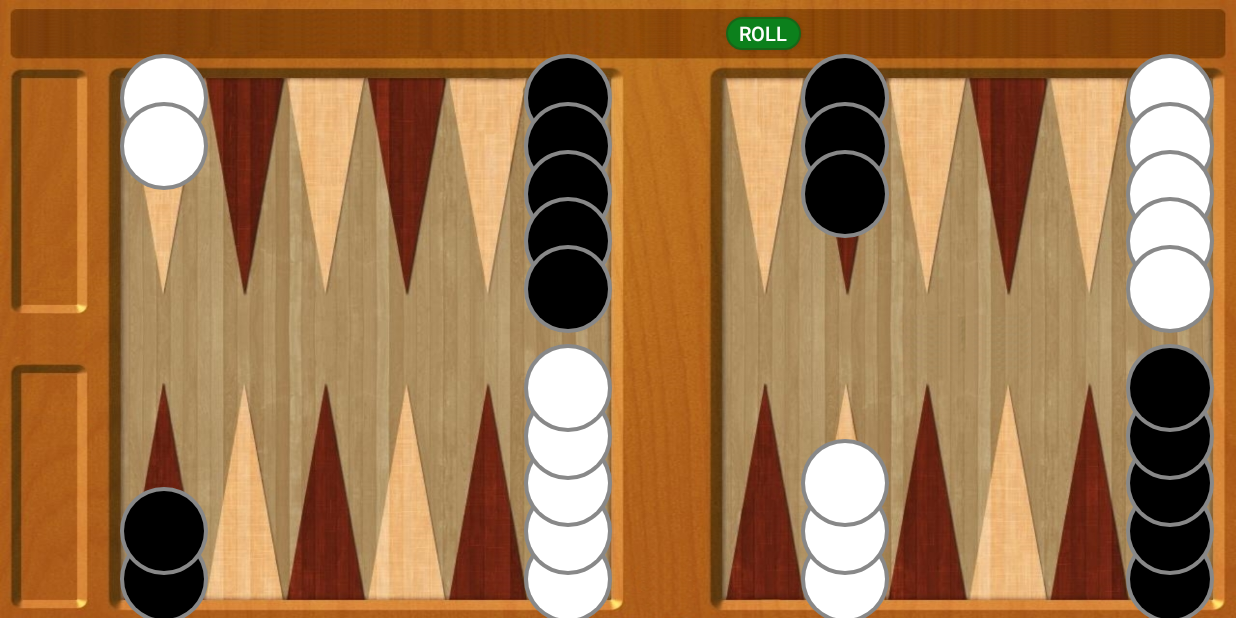
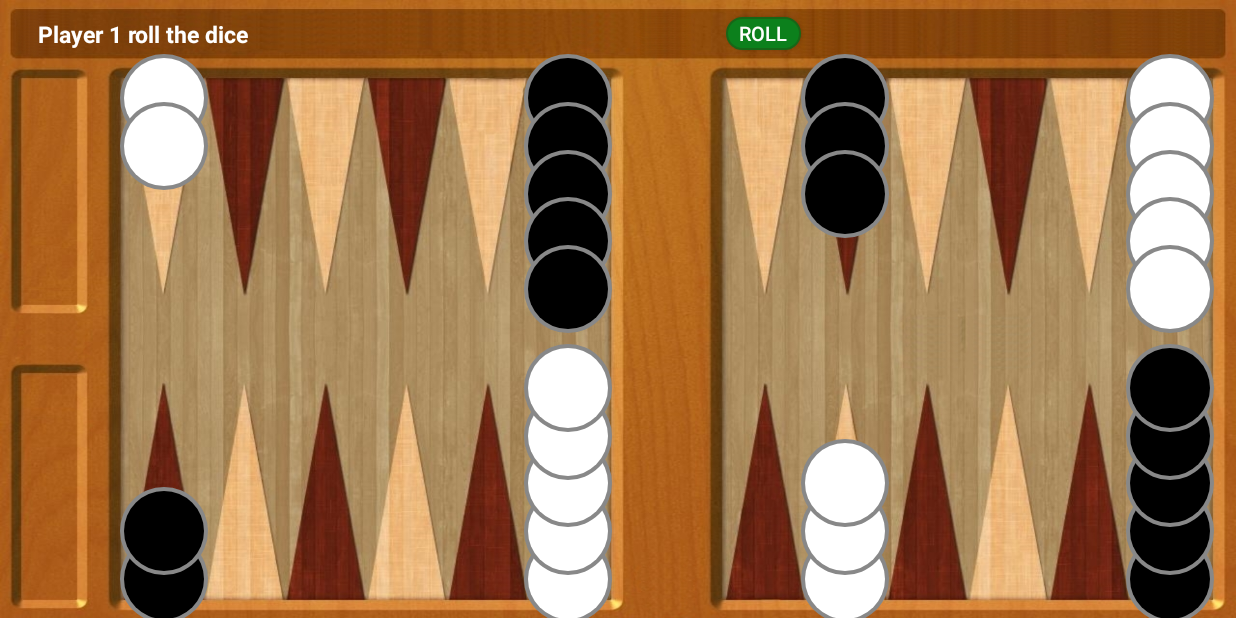
Before and after one commit to emanuilo/BACKGAMMON-ANDROID-GAME, an Android app: the GameCreationActivity screen opened directly, with no data from a screen before it, after a tap on "START", on a phone screen of 824 x 412 dp (held sideways). Run offline under Robolectric (Android 15) with nearby library versions, the phone set to English and light mode, and no system bars.

Commit message:
initial rolls, changing turns etc..

```diff
--- a/Projekat/app/src/main/java/com/example/emanu/pmu_projekat/Checker.java
+++ b/Projekat/app/src/main/java/com/example/emanu/pmu_projekat/Checker.java
@@ -5,11 +5,13 @@ import android.graphics.Color;
 import android.graphics.Paint;
 import android.support.annotation.NonNull;
 
+import java.io.Serializable;
+
 /**
  * Created by emanu on 3/12/2018.
  */
 
-public class Checker extends Figure {
+public class Checker extends Figure implements Serializable{
     public static final int RADIUS = 40;
     public static final double TRIANGLE_OFFSET = 0.0655;
     public static final double POSITION_OFFSET = 0.077;
@@ -22,8 +24,8 @@ public class Checker extends Figure {
     public static final double EDGE_OFFSET = 6 * 0.077;
 
 
-    private Paint grey = new Paint();
-    private Paint color;
+    private MyPaint grey = new MyPaint();
+    private MyPaint color;
     private int x, y;
     private int x2, y2;
     private String status;
@@ -32,7 +34,7 @@ public class Checker extends Figure {
     private boolean bearedOff;
 
 
-    public Checker(int x, int y, Paint color, int height, int width) {
+    public Checker(int x, int y, MyPaint color, int height, int width) {
         this.color = color;
         this.x = x;
         this.y = y;
--- a/Projekat/app/src/main/java/com/example/emanu/pmu_projekat/Computer.java
+++ b/Projekat/app/src/main/java/com/example/emanu/pmu_projekat/Computer.java
@@ -8,7 +8,7 @@ import android.graphics.Paint;
 
 public class Computer extends Player{
 
-    public Computer(String name, Paint color) {
+    public Computer(String name, MyPaint color) {
         super(name, color);
     }
 
--- a/Projekat/app/src/main/java/com/example/emanu/pmu_projekat/Dice.java
+++ b/Projekat/app/src/main/java/com/example/emanu/pmu_projekat/Dice.java
@@ -5,15 +5,17 @@ import android.graphics.Color;
 import android.graphics.Paint;
 import android.support.annotation.NonNull;
 
+import java.io.Serializable;
+
 /**
  * Created by emanu on 3/13/2018.
  */
 
-public class Dice extends Figure{
+public class Dice extends Figure implements Serializable{
     private int value;
     private boolean show;
-    private Paint color = new Paint();
-    private Paint black = new Paint();
+    private MyPaint color = new MyPaint();
+    private MyPaint black = new MyPaint();
     private int x1;
     private int x2;
     private int y1;
--- a/Projekat/app/src/main/java/com/example/emanu/pmu_projekat/Figure.java
+++ b/Projekat/app/src/main/java/com/example/emanu/pmu_projekat/Figure.java
@@ -12,6 +12,8 @@ import android.support.annotation.Nullable;
  */
 
 public abstract class Figure extends Drawable{
+
+    public void Figure(){}
 
     @Override
     public void setAlpha(int i) {
--- a/Projekat/app/src/main/java/com/example/emanu/pmu_projekat/GameCreationActivity.java
+++ b/Projekat/app/src/main/java/com/example/emanu/pmu_projekat/GameCreationActivity.java
@@ -77,6 +77,7 @@ public class GameCreationActivity extends AppCompatActivity {
         boolean isComputer = ((CheckBox)findViewById(R.id.checkBoxComputer)).isChecked() ? true : false;
 
         Intent intent = new Intent(this, StartedGameActivity.class);
+        intent.putExtra(MainActivity.LOAD_GAME, false);
         intent.putExtra(PLAYER1NAME, player1Name);
         intent.putExtra(PLAYER2NAME, player2Name);
         intent.putExtra(IS_PLAYER1_BLACK, isPlayer1Black);
--- a/Projekat/app/src/main/java/com/example/emanu/pmu_projekat/Human.java
+++ b/Projekat/app/src/main/java/com/example/emanu/pmu_projekat/Human.java
@@ -8,7 +8,7 @@ import android.graphics.Paint;
 
 public class Human extends Player{
 
-    public Human(String name, Paint color) {
+    public Human(String name, MyPaint color) {
         super(name, color);
     }
 }
--- a/Projekat/app/src/main/java/com/example/emanu/pmu_projekat/Model.java
+++ b/Projekat/app/src/main/java/com/example/emanu/pmu_projekat/Model.java
@@ -1,10 +1,9 @@
 package com.example.emanu.pmu_projekat;
 
 import android.graphics.Color;
-import android.graphics.Paint;
 import android.media.MediaPlayer;
-import android.widget.Toast;
 
+import java.io.Serializable;
 import java.util.ArrayList;
 import java.util.List;
 
@@ -12,12 +11,21 @@ import java.util.List;
  * Created by emanu on 3/7/2018.
  */
 
-public class Model {
-    public static final String WAITING_FOR_MOVE = "WAITING_FOR_MOVE";
-    public static final String WAITING_FOR_ROLL = "WAITING_FOR_ROLL";
-    private Paint black = new Paint();
-    private Paint white = new Paint();
-    private MyImageView myImageView;
+public class Model implements Serializable{
+    public static final int SHAKE_TIMEOUT = 500;
+    public static final int SPEED_THRESHOLD = 800;
+    public static final int DIFFTIME_THRESHOLD = 100;
+    public enum State{
+        INITIAL_ROLL1, INITIAL_ROLL2, WAITING_FOR_ROLL, WAITING_FOR_MOVE;
+    }
+
+    public static final String ROLL_THE_DICE = "roll the dice";
+    public static final String IS_ON_TURN = "is on turn";
+
+    private MyPaint black = new MyPaint();
+    private MyPaint white = new MyPaint();
+    private transient MyImageView myImageView;
+    private StartedGameActivity startedGameActivity;
     private int imageViewHeight;
     private int imageViewWidth;
 
@@ -27,12 +35,13 @@ public class Model {
 
     private Checker currentChecker;
 
+    private State gameStatus;
     private Dice dice1;
     private Dice dice2;
     private Dice dice3;
     private Dice dice4;
+    private int initialValuePlayer1;
     private List<Integer> availableMoves;
-    private String gameStatus;
     private List<Triangle> availablePositions;
     private List<Checker> sourceTriangle;
     private int sourceTriangleIndex;
@@ -44,19 +53,18 @@ public class Model {
     private int usedDices;
     private Player opponent;
 
-    public static final int SHAKE_TIMEOUT = 500;
-    public static final int SPEED_THRESHOLD = 600;
-    public static final int DIFFTIME_THRESHOLD = 100;
     private long lastTime = 0;
     private float lastX;
     private float lastY;
     private float lastZ;
     private long lastShakeTime;
-    private MediaPlayer mediaPlayer;
-    private int BLABLA;
+    private MyMediaPlayer mediaPlayerShaking;
+    private MyMediaPlayer mediaPlayerRolling;
+    private boolean loaded;
 
 
-    public Model(String player1name, String player2name, boolean isPlayer1Black, boolean isComputer) {
+    public Model(String player1name, String player2name, boolean isPlayer1Black, boolean isComputer, StartedGameActivity startedGameActivity) {
+        this.startedGameActivity = startedGameActivity;
         black.setColor(Color.BLACK);
         white.setColor(Color.WHITE);
         player1 = new Human(player1name, isPlayer1Black ? black : white);
@@ -65,15 +73,17 @@ public class Model {
         else
             player2 = new Human(player2name, isPlayer1Black ? white : black);
         playerOnTurn = player2;
-        gameStatus = WAITING_FOR_ROLL;
+        gameStatus = State.INITIAL_ROLL1;
+        startedGameActivity.setConsoleText(player1.name + " " + ROLL_THE_DICE);
 
         dices.add(dice3 = new Dice(true, true));
         dices.add(dice4 = new Dice(false, true));
         dices.add(dice1 = new Dice(true, false));
         dices.add(dice2 = new Dice(false, false));
 
-        mediaPlayer = MediaPlayer.create(StartedGameActivity.getAppContext(), R.raw.shaking_dice);
-        mediaPlayer.setLooping(true);
+        mediaPlayerShaking = new MyMediaPlayer(MediaPlayer.create(StartedGameActivity.getAppContext(), R.raw.shaking_dice));
+        mediaPlayerShaking.setLooping(true);
+        mediaPlayerRolling = new MyMediaPlayer(MediaPlayer.create(StartedGameActivity.getAppContext(), R.raw.rolling_dice));
     }
 
     public int selectChecker(int x, int y){
@@ -180,14 +190,12 @@ public class Model {
     }
 
     public void onActionDown(int x, int y) {
-//       todo if(gameStatus.equals(WAITING_FOR_MOVE)){
-
+       if(gameStatus == State.WAITING_FOR_MOVE){
             int sourceTriangleIndex = selectChecker(x, y);
             if(currentChecker == null) return;
 
-
             findSpots(sourceTriangleIndex);
-//        }
+        }
     }
 
     public void onActionMove(int x, int y) {
@@ -313,6 +321,12 @@ public class Model {
                 dice2.incOpacity();
             }
         }
+
+        if(availableMoves.size() == 0){
+            switchPlayerOnTurn();
+            gameStatus = State.WAITING_FOR_ROLL;
+            startedGameActivity.setConsoleText(playerOnTurn.name + " " + ROLL_THE_DICE);
+        }
     }
 
     public boolean isInAvailableSpot(int px, int py, int x1, int y1, int x2, int y2){
@@ -341,15 +355,7 @@ public class Model {
         return Math.sqrt(Math.pow(x2 - x1, 2) + Math.pow(y2 - y1, 2));
     }
 
-    public void roll(){
-        switchPlayerOnTurn();
-        dice3.setShow(false);
-        dice4.setShow(false);
-        dice1.roll();
-        dice2.roll();
-        dice1.setShow(true);
-        dice2.setShow(true);
-        doubles = false;
+    public void createAvailableMoves(){
         availableMoves = new ArrayList<>();
         usedDices = 0;
         for(int i = 0; i < 4; i++){
@@ -373,6 +379,52 @@ public class Model {
         }
     }
 
+    public void roll(){
+
+        switch (gameStatus){
+            case INITIAL_ROLL1:
+                dice1.roll();
+                dice1.setShow(true);
+                dice2.setShow(false);
+
+                initialValuePlayer1 = dice1.getValue();
+                startedGameActivity.setConsoleText(player2.name + " " + ROLL_THE_DICE);
+                gameStatus = State.INITIAL_ROLL2;
+                break;
+            case INITIAL_ROLL2:
+                dice2.roll();
+                dice2.setShow(true);
+                if(initialValuePlayer1 < dice2.getValue()){
+                    playerOnTurn = player2;
+                    startedGameActivity.setConsoleText(player2.name + " " + IS_ON_TURN);
+                    gameStatus = State.WAITING_FOR_MOVE;
+                    createAvailableMoves();
+                }
+                else if (initialValuePlayer1 > dice2.getValue()){
+                    playerOnTurn = player1;
+                    startedGameActivity.setConsoleText(player1.name + " " + IS_ON_TURN);
+                    gameStatus = State.WAITING_FOR_MOVE;
+                    createAvailableMoves();
+                }
+                else{ //equals
+
+                }
+                break;
+            case WAITING_FOR_ROLL:
+                dice1.roll();
+                dice2.roll();
+                dice1.setShow(true);
+                dice2.setShow(true);
+                dice3.setShow(false);
+                dice4.setShow(false);
+                doubles = false;
+                createAvailableMoves();
+                gameStatus = State.WAITING_FOR_MOVE;
+                startedGameActivity.setConsoleText("");
+                break;
+        }
+    }
+
     public void switchPlayerOnTurn(){
         if(playerOnTurn == player1)
             playerOnTurn = player2;
@@ -383,14 +435,16 @@ public class Model {
     public void onNewValues(float values[], long time){
         long currentTime = android.os.SystemClock.uptimeMillis();
 
+        if(gameStatus == State.WAITING_FOR_MOVE) return;
+
         if(currentTime - lastTime > DIFFTIME_THRESHOLD){
             long diffTime = currentTime - lastTime;
             lastTime = currentTime;
             float speed = Math.abs(values[0] + values[1] + values[2] - lastX - lastY - lastZ) / diffTime * 10000;
 
             if(speed > SPEED_THRESHOLD){
-                if(!mediaPlayer.isPlaying())
-                    mediaPlayer.start();
+                if(!mediaPlayerShaking.isPlaying())
+                    mediaPlayerShaking.start();
 
                 lastShakeTime = currentTime;
             }
@@ -401,13 +455,24 @@ public class Model {
         }
 
         if(currentTime - lastShakeTime > SHAKE_TIMEOUT){ //prestanak muckanja
-            if(mediaPlayer.isPlaying()){
-                mediaPlayer.pause();
+            if(mediaPlayerShaking.isPlaying()){
+                mediaPlayerShaking.pause();
+                mediaPlayerRolling.start();
                 roll();
                 myImageView.invalidate();
                 return;
             }
         }
+    }
+
+    public void setLoaded(){
+        loaded = true;
+    }
+
+    public void createMediaPlayers(){
+        mediaPlayerShaking = new MyMediaPlayer(MediaPlayer.create(StartedGameActivity.getAppContext(), R.raw.shaking_dice));
+        mediaPlayerShaking.setLooping(true);
+        mediaPlayerRolling = new MyMediaPlayer(MediaPlayer.create(StartedGameActivity.getAppContext(), R.raw.rolling_dice));
     }
 
     public void setHeightAndWidth(int h, int w) {
@@ -419,8 +484,10 @@ public class Model {
         dice2.setHeightAndWidth(h, w);
         dice3.setHeightAndWidth(h, w);
         dice4.setHeightAndWidth(h, w);
-        player1.initCheckers();
-        player2.initCheckers();
+        if(!loaded){
+            player1.initCheckers();
+            player2.initCheckers();
+        }
 
     }
 
--- /dev/null
+++ b/Projekat/app/src/main/java/com/example/emanu/pmu_projekat/MyMediaPlayer.java
@@ -0,0 +1,44 @@
+package com.example.emanu.pmu_projekat;
+
+import android.media.MediaPlayer;
+
+import java.io.ObjectInputStream;
+import java.io.ObjectOutputStream;
+import java.io.Serializable;
+
+/**
+ * Created by emanu on 3/27/2018.
+ */
+
+public class MyMediaPlayer implements Serializable{
+    private MediaPlayer mediaPlayer;
+
+    public MyMediaPlayer(MediaPlayer mediaPlayer) {
+        this.mediaPlayer = mediaPlayer;
+    }
+
+    public void setLooping(boolean b) {
+        mediaPlayer.setLooping(b);
+    }
+
+    public void start() throws IllegalStateException {
+        mediaPlayer.start();
+    }
+
+    public void pause() throws IllegalStateException {
+        mediaPlayer.pause();
+    }
+
+    public boolean isPlaying() {
+        return mediaPlayer.isPlaying();
+    }
+
+    private void readObject(final ObjectInputStream objectInputStream){
+
+    }
+
+    private void writeObject(final ObjectOutputStream objectOutputStream){
+
+    }
+
+}
--- a/Projekat/app/src/main/java/com/example/emanu/pmu_projekat/Player.java
+++ b/Projekat/app/src/main/java/com/example/emanu/pmu_projekat/Player.java
@@ -3,6 +3,7 @@ package com.example.emanu.pmu_projekat;
 import android.graphics.Color;
 import android.graphics.Paint;
 
+import java.io.Serializable;
 import java.util.ArrayList;
 import java.util.List;
 
@@ -10,18 +11,18 @@ import java.util.List;
  * Created by emanu on 3/12/2018.
  */
 
-public class Player {
+public class Player implements Serializable{
     protected String name;
     protected List<Checker> checkers = new ArrayList<>();
     protected List<List<Checker>> triangles = new ArrayList<List<Checker>>(24) ;
     protected List<Checker> eatenCheckers = new ArrayList<>();
     protected List<Checker> bearedOffCheckers = new ArrayList<>();
-    protected Paint color;
+    protected MyPaint color;
     protected int height;
     protected int width;
     protected boolean isBearingOff;
 
-    public Player(String name, Paint color) {
+    public Player(String name, MyPaint color) {
         this.name = name;
         this.color = color;
         for(int i = 0; i < 24; i++){
@@ -174,11 +175,11 @@ public class Player {
         this.width = w;
     }
 
-    public Paint getColor() {
+    public MyPaint getColor() {
         return color;
     }
 
-    public void setColor(Paint color) {
+    public void setColor(MyPaint color) {
         this.color = color;
     }
 
--- a/Projekat/app/src/main/java/com/example/emanu/pmu_projekat/StartedGameActivity.java
+++ b/Projekat/app/src/main/java/com/example/emanu/pmu_projekat/StartedGameActivity.java
@@ -1,6 +1,8 @@
 package com.example.emanu.pmu_projekat;
 
 import android.content.Context;
+import android.graphics.Color;
+import android.graphics.Paint;
 import android.hardware.Sensor;
 import android.hardware.SensorEvent;
 import android.hardware.SensorEventListener;
@@ -10,25 +12,39 @@ import android.support.v7.app.AppCompatActivity;
 import android.os.Bundle;
 import android.view.MotionEvent;
 import android.view.View;
+import android.widget.TextView;
+
+import java.io.FileInputStream;
+import java.io.FileNotFoundException;
+import java.io.FileOutputStream;
+import java.io.ObjectInputStream;
+import java.io.ObjectOutputStream;
 
 public class StartedGameActivity extends AppCompatActivity implements SensorEventListener{
+    public static final String SAVE_FILE = "save_file";
+
     private static Context context;
-
     private MyImageView myImageView;
     private Model model;
     private SensorManager sensorManager;
     private Sensor sensor;
+    private TextView consoleTextView;
 
     @Override
     protected void onCreate(Bundle savedInstanceState) {
         super.onCreate(savedInstanceState);
         setContentView(R.layout.activity_started_game);
+        StartedGameActivity.context = getApplicationContext();
         hideStatusBar();
         Bundle extras = getIntent().getExtras();
-        StartedGameActivity.context = getApplicationContext();
+        consoleTextView = findViewById(R.id.consoleTextView);
+        boolean loadGame = extras.getBoolean(MainActivity.LOAD_GAME);
+        if(loadGame)
+            loadModel();
+        else
+            model = new Model(extras.getString(GameCreationActivity.PLAYER1NAME), extras.getString(GameCreationActivity.PLAYER2NAME), extras.getBoolean(GameCreationActivity.IS_PLAYER1_BLACK), extras.getBoolean(GameCreationActivity.COMPUTER), this);
 
         myImageView = findViewById(R.id.myImageView);
-        model = new Model(extras.getString(GameCreationActivity.PLAYER1NAME), extras.getString(GameCreationActivity.PLAYER2NAME), extras.getBoolean(GameCreationActivity.IS_PLAYER1_BLACK), extras.getBoolean(GameCreationActivity.COMPUTER));
         myImageView.setModel(model);
         model.setMyImageView(myImageView);
         myImageView.setOnTouchListener(new View.OnTouchListener() {
@@ -69,6 +85,37 @@ public class StartedGameActivity extends AppCompatActivity implements SensorEven
         }
     }
 
+    public boolean loadModel(){
+        try(FileInputStream fileInputStream = context.openFileInput(SAVE_FILE);
+            ObjectInputStream objectInputStream = new ObjectInputStream(fileInputStream)) {
+
+            model = (Model) objectInputStream.readObject();
+            model.createMediaPlayers();
+            model.setLoaded();
+            return true;
+        } catch (java.io.IOException e) {
+            return false;
+        } catch (ClassNotFoundException e) {
+            return false;
+        }
+    }
+
+        @Override
+    protected void onStop() {
+        super.onStop();
+
+        try(FileOutputStream fileOutputStream = context.openFileOutput(SAVE_FILE, Context.MODE_PRIVATE);
+            ObjectOutputStream objectOutputStream = new ObjectOutputStream(fileOutputStream)) {
+            objectOutputStream.writeObject(model);
+        } catch (java.io.IOException e) {
+            e.printStackTrace();
+        }
+    }
+
+    public void setConsoleText(String text){
+        consoleTextView.setText(text);
+    }
+
     public static Context getAppContext() {
         return StartedGameActivity.context;
     }
@@ -91,7 +138,6 @@ public class StartedGameActivity extends AppCompatActivity implements SensorEven
         myImageView.invalidate();
     }
 
-
     @Override
     public void onAccuracyChanged(Sensor sensor, int i) {
 
--- a/Projekat/app/src/main/java/com/example/emanu/pmu_projekat/Triangle.java
+++ b/Projekat/app/src/main/java/com/example/emanu/pmu_projekat/Triangle.java
@@ -6,11 +6,13 @@ import android.graphics.Paint;
 import android.graphics.Path;
 import android.support.annotation.NonNull;
 
+import java.io.Serializable;
+
 /**
  * Created by emanu on 3/20/2018.
  */
 
-public class Triangle extends Figure {
+public class Triangle extends Figure implements Serializable{
     public static final int BEAR_OFF_RADIUS = 15;
     public static final double BEAR_OFF_X1 = 0.01;
     public static final double BEAR_OFF_X2 = 0.07;
--- a/Projekat/app/src/main/res/layout-land/activity_main.xml
+++ b/Projekat/app/src/main/res/layout-land/activity_main.xml
@@ -15,7 +15,7 @@
         android:layout_alignStart="@+id/newgame_button"
         android:layout_marginBottom="32dp"
         android:background="@drawable/button_selector"
-        android:onClick="onclick"
+        android:onClick="onClickContinue"
         android:text="Continue"
         android:textColor="#FFFFFF"
         android:textSize="15sp" />
--- a/Projekat/app/src/main/res/layout-land/activity_started_game.xml
+++ b/Projekat/app/src/main/res/layout-land/activity_started_game.xml
@@ -21,10 +21,23 @@
         android:textColor="#FFFFFF"
         android:textSize="13sp" />
 
+    <TextView
+        android:id="@+id/consoleTextView"
+        android:layout_width="wrap_content"
+        android:layout_height="wrap_content"
+        android:layout_alignParentTop="true"
+        android:layout_marginTop="12dp"
+        android:layout_marginLeft="25dp"
+        android:text=" "
+        android:textColor="#FFFFFF"
+        android:textSize="15sp"
+        android:textStyle="bold" />
+
     <com.example.emanu.pmu_projekat.MyImageView
         android:id="@+id/myImageView"
         android:layout_width="match_parent"
         android:layout_height="match_parent" />
 
 
+
 </RelativeLayout>
```
Also changed, not shown: Projekat/app/src/main/java/com/example/emanu/pmu_projekat/MainActivity.java (+18 -0 lines), Projekat/app/src/main/java/com/example/emanu/pmu_projekat/MyImageView.java (+4 -12 lines), Projekat/app/src/main/java/com/example/emanu/pmu_projekat/MyPaint.java (added, +23 -0 lines), 1 other file.
